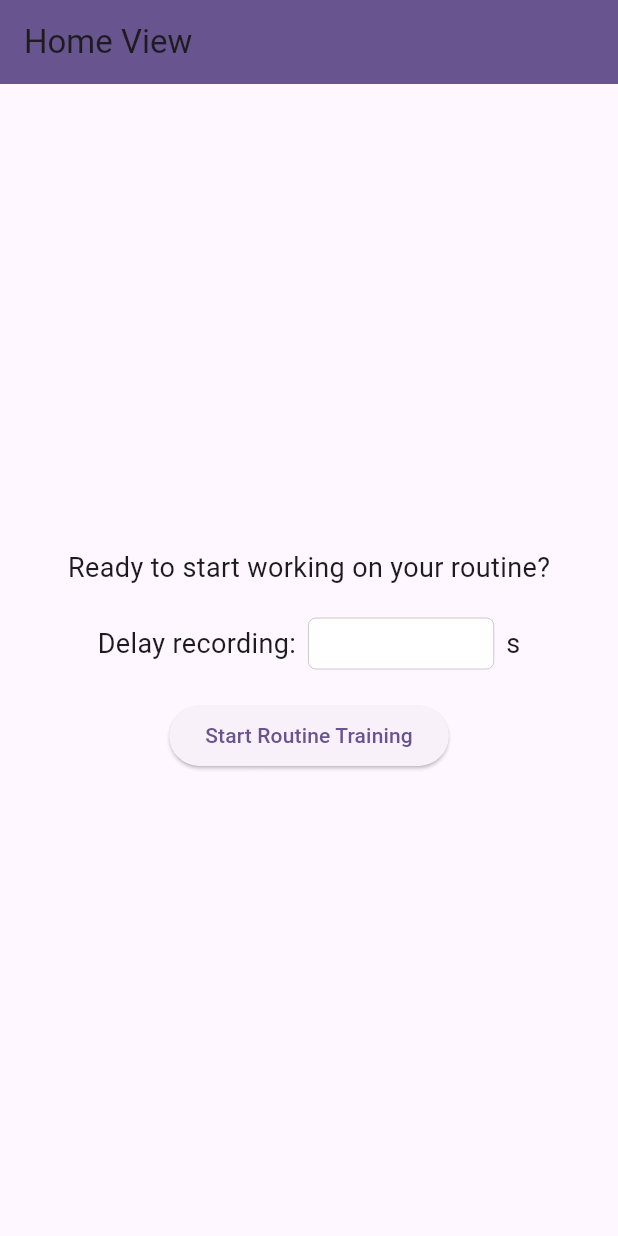
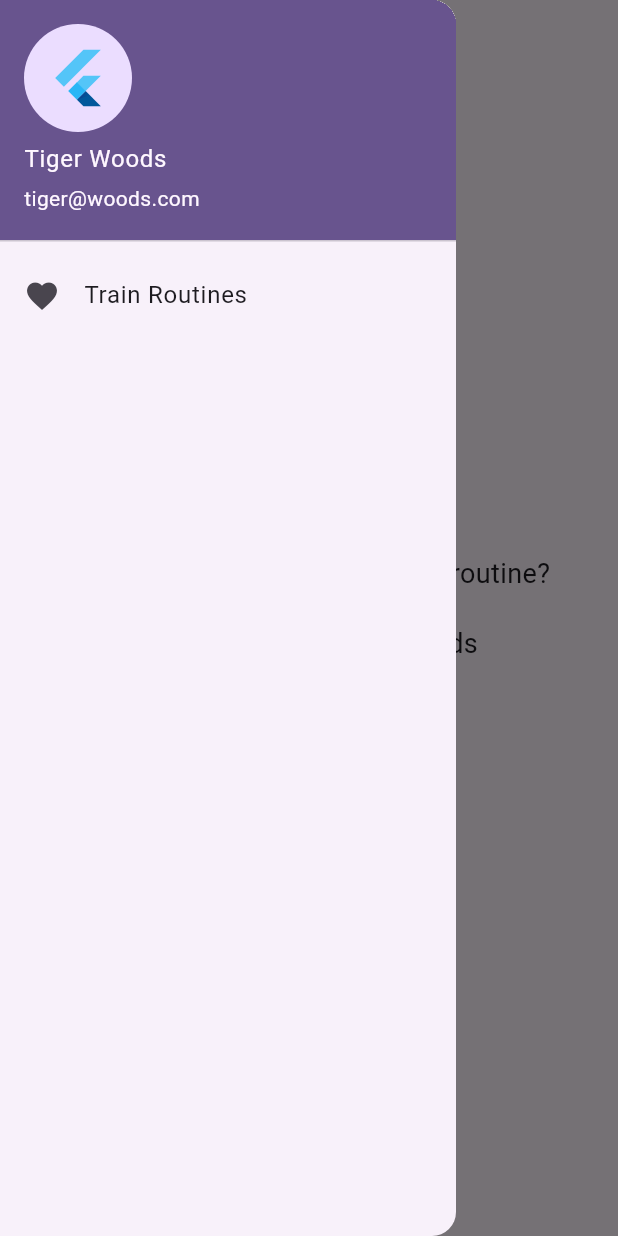
Before and after one commit to StartHack-PSFO/PeakFocus, a Flutter app: the screen it shows after launch, with the side drawer open (before the commit the screen has no drawer), on a phone screen of 412 x 824 dp. Run offline on Flutter 3.47's test engine with Material 2 defaults, Android fonts, the light colour scheme and no system bars; our stand-ins replace audioplayers, vibration.

Commit message:
Add better start screen

```diff
--- a/neuroapp/lib/main.dart
+++ b/neuroapp/lib/main.dart
@@ -6,9 +6,8 @@ void main() {
 }
 
 class MyApp extends StatelessWidget {
-  const MyApp({super.key});
+  const MyApp({Key? key}) : super(key: key);
 
-  // This widget is the root of your application.
   @override
   Widget build(BuildContext context) {
     return MaterialApp(
@@ -17,7 +16,67 @@ class MyApp extends StatelessWidget {
         colorScheme: ColorScheme.fromSeed(seedColor: Colors.deepPurple),
         useMaterial3: true,
       ),
-      home: const HomeView(),
+      home: const NavDrawerDemo(), // Use NavDrawerDemo as the home widget
     );
   }
 }
+
+class NavDrawerDemo extends StatefulWidget {
+  const NavDrawerDemo({Key? key}) : super(key: key);
+
+  @override
+  _NavDrawerDemoState createState() => _NavDrawerDemoState();
+}
+
+class _NavDrawerDemoState extends State<NavDrawerDemo> {
+  int _selectedIndex = 0;
+  final List<Widget> _pages = [HomeView(), Container()]; // Replace Container() with other views
+
+  @override
+  Widget build(BuildContext context) {
+    final drawerHeader = UserAccountsDrawerHeader(
+      accountName: Text(
+        "Tiger Woods",
+      ),
+      accountEmail: Text(
+        "tiger@woods.com",
+      ),
+      currentAccountPicture: const CircleAvatar(
+        child: FlutterLogo(size: 42.0),
+      ),
+    );
+    final drawerItems = ListView(
+      children: [
+        drawerHeader,
+        ListTile(
+          title: Text(
+            "Train Routines",
+          ),
+          leading: const Icon(Icons.favorite),
+          onTap: () {
+            setState(() {
+              _selectedIndex = 0;
+            });
+            Navigator.pop(context);
+          },
+        ),
+      ],
+    );
+    return Scaffold(
+      appBar: AppBar(
+        title: Text(
+          "Neuro Routine Trainer",
+        ),
+      ),
+      body: Semantics(
+        container: true,
+        child: Center(
+          child: _pages[_selectedIndex],
+        ),
+      ),
+      drawer: Drawer(
+        child: drawerItems,
+      ),
+    );
+  }
+}
--- a/neuroapp/lib/views/homeView.dart
+++ b/neuroapp/lib/views/homeView.dart
@@ -12,16 +12,43 @@ class HomeView extends StatefulWidget {
 class _HomeViewState extends State<HomeView> {
   int _selectedDelay = 0;
 
+  void _selectDelay() {
+    showModalBottomSheet(
+      context: context,
+      builder: (BuildContext context) {
+        Duration selectedDuration = Duration(seconds: _selectedDelay);
+
+        return GestureDetector(
+          onTap: () {
+            Navigator.pop(context, selectedDuration);
+          },
+          child: Container(
+            height: 216, // Adjust the height as needed
+            child: CupertinoTimerPicker(
+              mode: CupertinoTimerPickerMode.ms,
+              initialTimerDuration: selectedDuration,
+              onTimerDurationChanged: (Duration duration) {
+                setState(() {
+                  selectedDuration = duration;
+                });
+              },
+            ),
+          ),
+        );
+      },
+    ).then((value) {
+      if (value != null) {
+        setState(() {
+          _selectedDelay = value.inSeconds;
+        });
+      }
+    });
+  }
+
   @override
   Widget build(BuildContext context) {
     return Scaffold(
-      appBar: AppBar(
-        backgroundColor: Theme
-            .of(context)
-            .colorScheme
-            .primary,
-        title: const Text('Home View'),
-      ),
+      appBar: null,
       body: LayoutBuilder(
         builder: (context, constraints) {
           final maxWidth = constraints.maxWidth;
@@ -37,7 +64,9 @@ class _HomeViewState extends State<HomeView> {
                     style: TextStyle(fontSize: 18),
                   ),
                 ),
-                Padding(
+                GestureDetector(
+                  onTap: _selectDelay,
+                  child: Padding(
                     padding: EdgeInsets.symmetric(horizontal: maxWidth * 0.05),
                     // Responsive horizontal margin
                     child: Row(
@@ -51,26 +80,12 @@ class _HomeViewState extends State<HomeView> {
                             style: TextStyle(fontSize: 18),
                           ),
                         ),
-                      SizedBox(
-                        width: maxWidth * 0.3, // Responsive width
-                        child: CupertinoTextField(
-                          keyboardType: TextInputType.number,
-                          onChanged: (value) {
-                            setState(() {
-                              _selectedDelay = int.tryParse(value) ?? 0;
-                            });
-                          },
-                        ),
-                      ),
-                      Padding(
-                        padding: EdgeInsets.only(left: maxWidth * 0.02),
-                        // Responsive right margin
-                        child: const Text(
-                          's',
+                        Text(
+                          '$_selectedDelay seconds',
                           style: TextStyle(fontSize: 18),
                         ),
+                      ],
                     ),
-                    ],
                   ),
                 ),
                 Padding(
@@ -80,12 +95,14 @@ class _HomeViewState extends State<HomeView> {
                       Navigator.push(
                         context,
                         MaterialPageRoute(
-                          builder: (context) => DelayView(delay: _selectedDelay),
+                          builder: (context) =>
+                              DelayView(delay: _selectedDelay),
                         ),
                       );
                     },
                     child: const Text('Start Routine Training'),
-                  ),),
+                  ),
+                ),
               ],
             ),
           );
```
Lines whose indentation alone changed are shown as unchanged.
